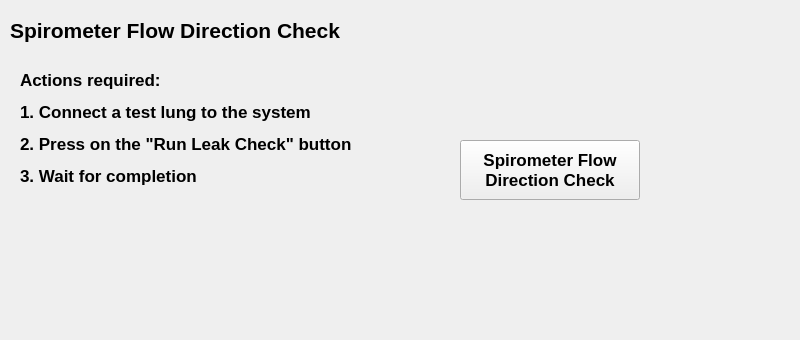
Old version of the form gui/selftest/selftest.ui in the repository fmselab/mvm-gui.
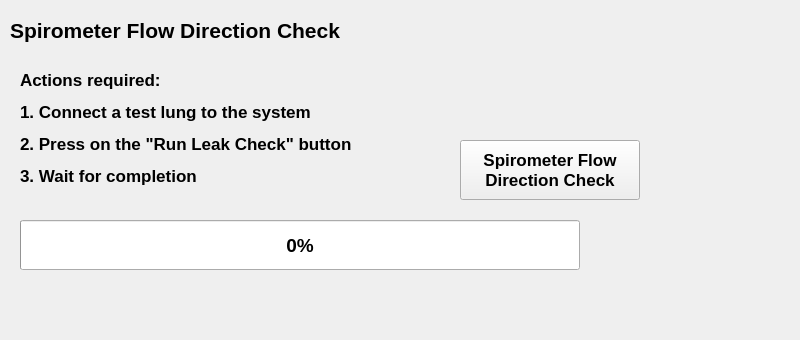
New version of the form. The open tabs and pages were chosen to show the change.

Commit message: add a progress bar and a test result status

Diff of the .ui file:
```diff
--- a/gui/selftest/selftest.ui
+++ b/gui/selftest/selftest.ui
@@ -210,6 +210,46 @@
       <set>Qt::AlignLeading|Qt::AlignLeft|Qt::AlignTop</set>
      </property>
     </widget>
+    <widget class="QLabel" name="endstatus_label_fdc">
+     <property name="geometry">
+      <rect>
+       <x>600</x>
+       <y>220</y>
+       <width>170</width>
+       <height>50</height>
+      </rect>
+     </property>
+     <property name="font">
+      <font>
+       <pointsize>15</pointsize>
+       <weight>75</weight>
+       <bold>true</bold>
+      </font>
+     </property>
+     <property name="text">
+      <string/>
+     </property>
+    </widget>
+    <widget class="QProgressBar" name="completion_bar_fdc">
+     <property name="geometry">
+      <rect>
+       <x>20</x>
+       <y>220</y>
+       <width>560</width>
+       <height>50</height>
+      </rect>
+     </property>
+     <property name="font">
+      <font>
+       <pointsize>14</pointsize>
+       <weight>75</weight>
+       <bold>true</bold>
+      </font>
+     </property>
+     <property name="value">
+      <number>0</number>
+     </property>
+    </widget>
    </widget>
    <widget class="QWidget" name="page_backupbattery">
     <widget class="QLabel" name="label_3">
```
